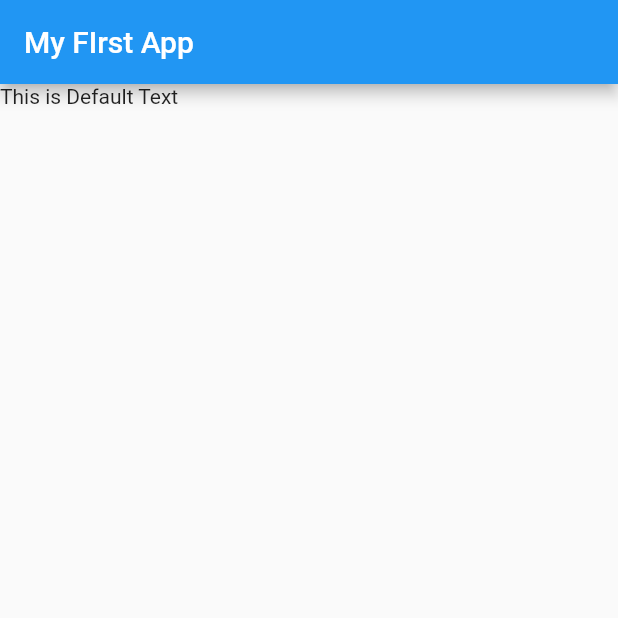
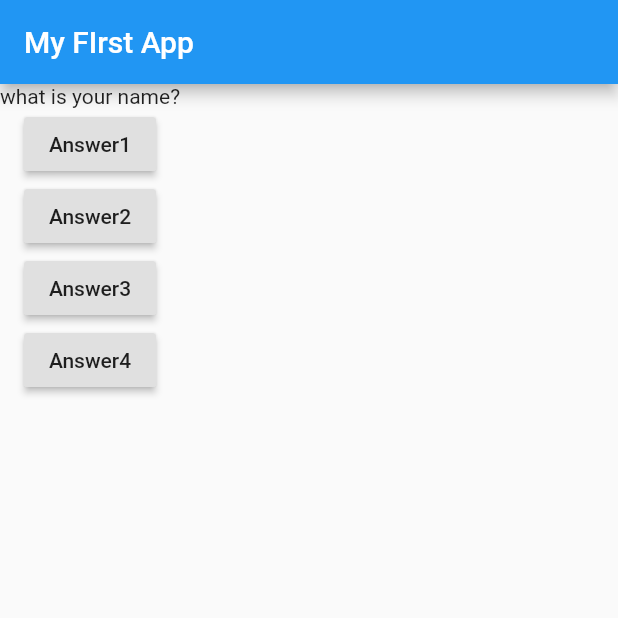
Before and after one commit to kanayanindya/idemiaFlutter, a Flutter app: the screen it shows after launch, on a phone screen of 412 x 824 dp, the top half of it. Run offline on Flutter 3.47's test engine with Material 2 defaults, Android fonts, the phone set to English and light mode, and no system bars.

Commit message:
30-connecting functions and button

```diff
--- a/serction2/lib/main.dart
+++ b/serction2/lib/main.dart
@@ -7,14 +7,44 @@ import 'package:flutter/material.dart';
 void main() => runApp(MyApp());
 
 class MyApp extends StatelessWidget {
+  void answerQuestion(){
+    print('answer choosen');
+  }
+
+
   @override
   Widget build(BuildContext context) {
+    var question = [
+      'what\'s your name',
+      'what\'s your favourite color',
+    ];
+
     return MaterialApp(
       home: Scaffold(
         appBar: AppBar(
           title: Text('My FIrst App'),
         ),
-        body: Text('This is Default Text'),
+        body: Column(
+          children: [
+            Text('what is your name?'),
+            RaisedButton(
+              child: Text('Answer1'),
+              onPressed: answerQuestion,
+            ),
+            RaisedButton(
+              child: Text('Answer2'),
+              onPressed: answerQuestion,
+            ),
+            RaisedButton(
+              child: Text('Answer3'),
+              onPressed: answerQuestion,
+            ),
+            RaisedButton(
+              child: Text('Answer4'),
+              onPressed: answerQuestion,
+            ),
+          ],
+        ),
       ),
     );
   }
```
